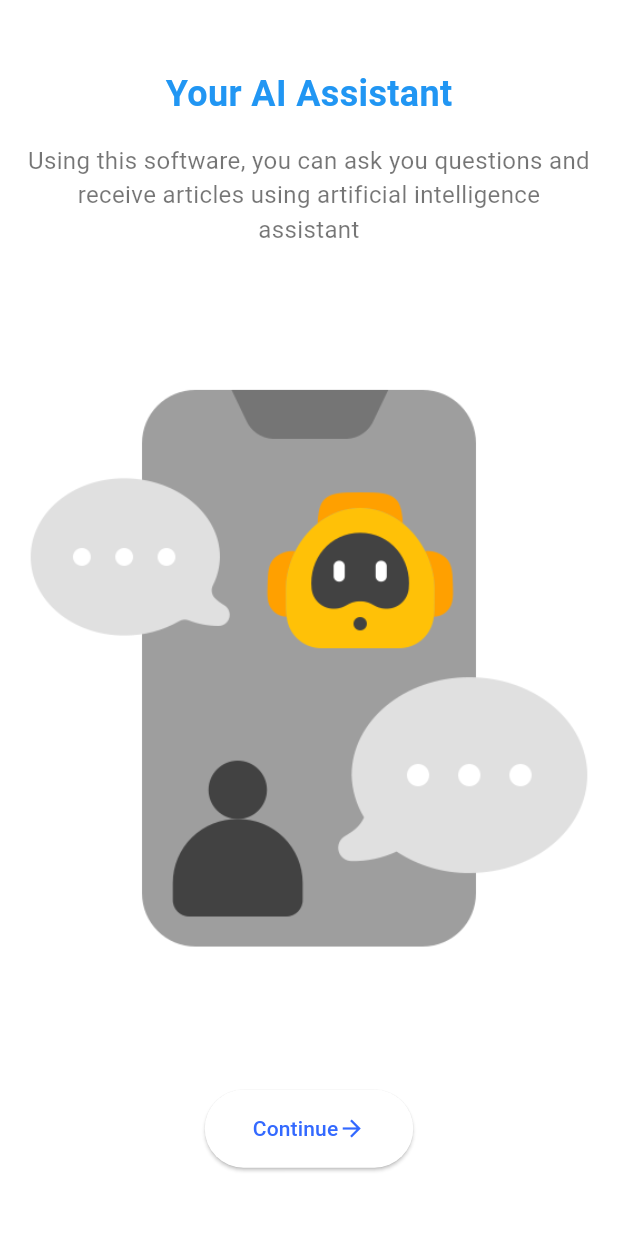
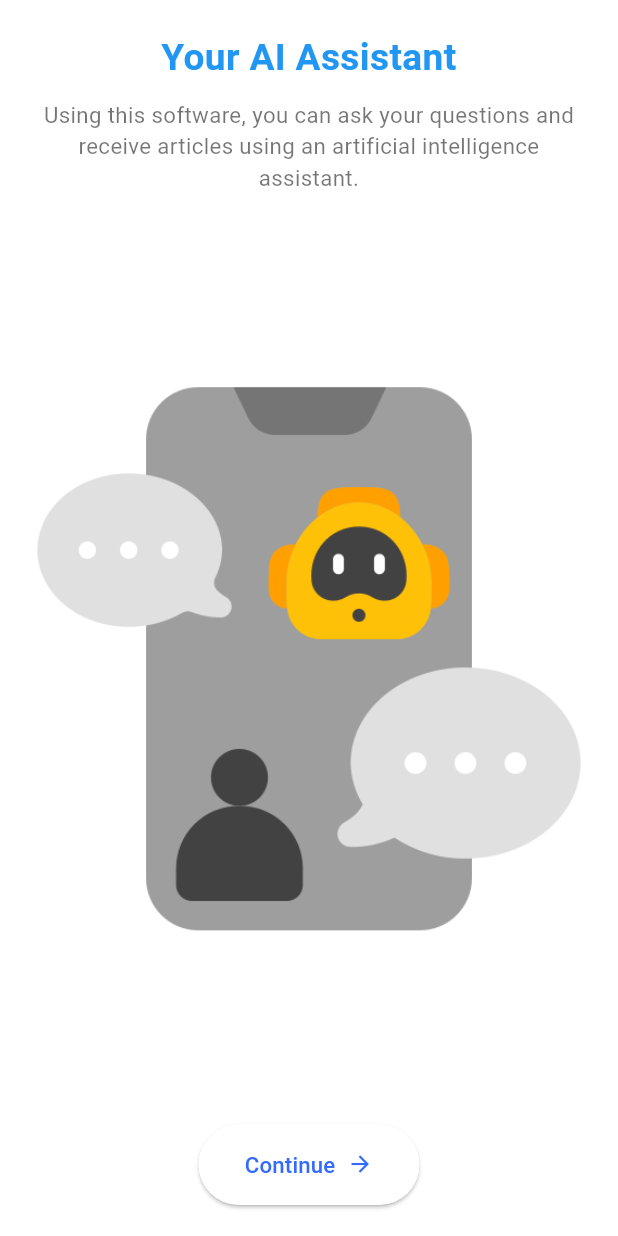
Before and after one commit to SadeepaNHerath/Chat-Duo-AI, a Flutter app: the screen it shows after launch, on a phone screen of 412 x 824 dp. Run offline on Flutter 3.47's test engine with Material 3 defaults, Android fonts, the phone set to English and light mode, and no system bars; our stand-ins replace flutter_dotenv, flutter_riverpod, google_generative_ai.

Commit message:
Change icon

```diff
--- a/lib/main.dart
+++ b/lib/main.dart
@@ -14,7 +14,6 @@ void main() async {
 class MyApp extends ConsumerWidget {
   const MyApp({super.key});
 
-  // This widget is the root of your application.
   @override
   Widget build(BuildContext context, WidgetRef ref) {
     final themeMode = ref.watch(themeProvider);
--- a/lib/myHomePage.dart
+++ b/lib/myHomePage.dart
@@ -6,7 +6,7 @@ import 'package:flutter_riverpod/flutter_riverpod.dart';
 import 'package:google_generative_ai/google_generative_ai.dart';
 
 class MyHomePage extends ConsumerStatefulWidget {
-  const MyHomePage({Key? key}) : super(key: key);
+  const MyHomePage({super.key});
 
   @override
   ConsumerState<MyHomePage> createState() => _MyHomePageState();
--- a/lib/onboarding.dart
+++ b/lib/onboarding.dart
@@ -7,67 +7,83 @@ class Onboarding extends StatelessWidget {
   @override
   Widget build(BuildContext context) {
     return Scaffold(
-      body: Padding(
-        padding: const EdgeInsets.all(16.0),
+      body: LayoutBuilder(
+        builder: (context, constraints) {
+          double textSize = constraints.maxWidth * 0.06;
+          double padding = constraints.maxWidth * 0.05;
+          double imageHeight = constraints.maxHeight * 0.4;
+
+          return Padding(
+            padding: EdgeInsets.all(padding),
             child: Column(
               crossAxisAlignment: CrossAxisAlignment.center,
               mainAxisAlignment: MainAxisAlignment.spaceEvenly,
               children: [
-            const Column(
+                Column(
                   children: [
                     Text(
                       'Your AI Assistant',
                       style: TextStyle(
-                    fontSize: 24,
+                        fontSize: textSize,
                         fontWeight: FontWeight.bold,
                         color: Colors.blue,
                       ),
+                      textAlign: TextAlign.center,
                     ),
-                SizedBox(
-                  height: 16,
-                ),
+                    SizedBox(height: padding * 0.5),
                     Text(
-                  'Using this software, you can ask you questions and receive articles using artificial intelligence assistant',
+                      'Using this software, you can ask your questions and receive articles using an artificial intelligence assistant.',
                       textAlign: TextAlign.center,
                       style: TextStyle(
-                    fontSize: 16,
+                        fontSize: textSize * 0.6,
                         color: Colors.black54,
                       ),
                     ),
                   ],
                 ),
-            const SizedBox(
-              height: 32,
+                SizedBox(height: padding),
+                Expanded(
+                  child: Image.asset(
+                    'assets/onboarding.png',
+                    height: imageHeight,
+                    fit: BoxFit.contain,
                   ),
-            Image.asset('assets/onboarding.png'),
-            const SizedBox(
-              height: 32,
                 ),
+                SizedBox(height: padding),
                 ElevatedButton(
                   onPressed: () {
                     Navigator.pushAndRemoveUntil(
                       context,
                       MaterialPageRoute(
                           builder: (context) => const MyHomePage()),
-                      (route) => false);
+                          (route) => false,
+                    );
                   },
                   style: ElevatedButton.styleFrom(
                     shape: RoundedRectangleBorder(
-                        borderRadius: BorderRadius.circular(30)),
-                    padding: const EdgeInsets.symmetric(
-                        vertical: 16, horizontal: 32)),
-                child: const Row(
+                      borderRadius: BorderRadius.circular(30),
+                    ),
+                    padding: EdgeInsets.symmetric(
+                      vertical: padding * 0.8,
+                      horizontal: padding * 1.5,
+                    ),
+                  ),
+                  child: Row(
                     mainAxisSize: MainAxisSize.min,
                     children: [
-                    Text('Continue'),
-                    SizedBox(
-                      height: 8,
+                      Text(
+                        'Continue',
+                        style: TextStyle(fontSize: textSize * 0.6),
                       ),
-                    Icon(Icons.arrow_forward)
-                  ],
-                ))
+                      SizedBox(width: 8),
+                      Icon(Icons.arrow_forward, size: textSize * 0.7),
                     ],
                   ),
+                ),
+              ],
+            ),
+          );
+        },
       ),
     );
   }
```
Also changed, not shown: pubspec.yaml (+7 -1 lines), assets/gpt-robot.png, pubspec.lock, 23 other files. Lines whose indentation alone changed are shown as unchanged.
